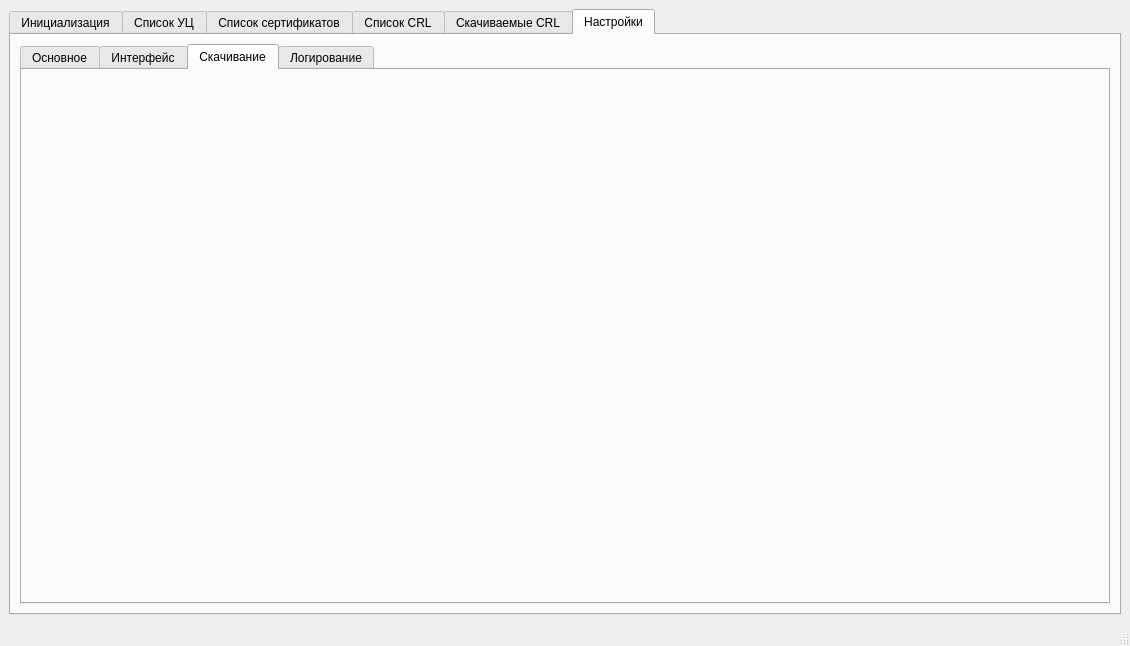
First picture: the form in main.ui, repository MrSaerus/E-TrustCRLparsing, before the edit.
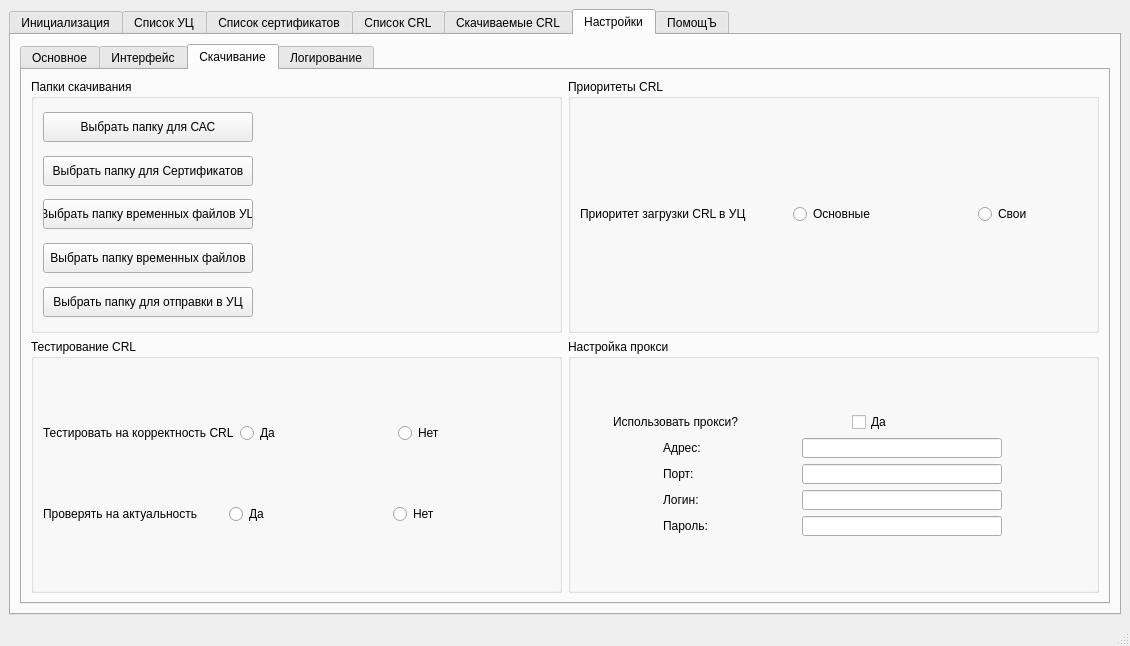
Second picture: the form after the edit. The open tabs and pages were chosen to show the change. Icons and pictures are not drawn.

```diff
--- a/main.ui
+++ b/main.ui
@@ -1273,6 +1273,496 @@
            <attribute name="title">
             <string>Скачивание</string>
            </attribute>
+           <layout class="QVBoxLayout" name="verticalLayout_40">
+            <item>
+             <layout class="QVBoxLayout" name="verticalLayout_39">
+              <item>
+               <layout class="QHBoxLayout" name="horizontalLayout_15">
+                <item>
+                 <layout class="QVBoxLayout" name="verticalLayout_42">
+                  <item>
+                   <widget class="QGroupBox" name="groupBox_4">
+                    <property name="title">
+                     <string>Папки скачивания</string>
+                    </property>
+                    <layout class="QVBoxLayout" name="verticalLayout_46">
+                     <item>
+                      <layout class="QVBoxLayout" name="verticalLayout_45">
+                       <item>
+                        <layout class="QHBoxLayout" name="horizontalLayout_21">
+                         <item>
+                          <widget class="QPushButton" name="pushButton_18">
+                           <property name="minimumSize">
+                            <size>
+                             <width>210</width>
+                             <height>30</height>
+                            </size>
+                           </property>
+                           <property name="maximumSize">
+                            <size>
+                             <width>210</width>
+                             <height>16777215</height>
+                            </size>
+                           </property>
+                           <property name="text">
+                            <string>Выбрать папку для САС</string>
+                           </property>
+                          </widget>
+                         </item>
+                         <item>
+                          <widget class="QLabel" name="label_13">
+                           <property name="text">
+                            <string/>
+                           </property>
+                          </widget>
+                         </item>
+                        </layout>
+                       </item>
+                       <item>
+                        <layout class="QHBoxLayout" name="horizontalLayout_20">
+                         <item>
+                          <widget class="QPushButton" name="pushButton_17">
+                           <property name="minimumSize">
+                            <size>
+                             <width>210</width>
+                             <height>30</height>
+                            </size>
+                           </property>
+                           <property name="maximumSize">
+                            <size>
+                             <width>210</width>
+                             <height>16777215</height>
+                            </size>
+                           </property>
+                           <property name="text">
+                            <string>Выбрать папку для Сертификатов</string>
+                           </property>
+                          </widget>
+                         </item>
+                         <item>
+                          <widget class="QLabel" name="label_12">
+                           <property name="text">
+                            <string/>
+                           </property>
+                          </widget>
+                         </item>
+                        </layout>
+                       </item>
+                       <item>
+                        <layout class="QHBoxLayout" name="horizontalLayout_19">
+                         <item>
+                          <widget class="QPushButton" name="pushButton_16">
+                           <property name="minimumSize">
+                            <size>
+                             <width>210</width>
+                             <height>30</height>
+                            </size>
+                           </property>
+                           <property name="maximumSize">
+                            <size>
+                             <width>210</width>
+                             <height>16777215</height>
+                            </size>
+                           </property>
+                           <property name="text">
+                            <string>Выбрать папку временных файлов УЦ</string>
+                           </property>
+                          </widget>
+                         </item>
+                         <item>
+                          <widget class="QLabel" name="label_11">
+                           <property name="text">
+                            <string/>
+                           </property>
+                          </widget>
+                         </item>
+                        </layout>
+                       </item>
+                       <item>
+                        <layout class="QHBoxLayout" name="horizontalLayout_18">
+                         <item>
+                          <widget class="QPushButton" name="pushButton_15">
+                           <property name="minimumSize">
+                            <size>
+                             <width>210</width>
+                             <height>30</height>
+                            </size>
+                           </property>
+                           <property name="maximumSize">
+                            <size>
+                             <width>210</width>
+                             <height>16777215</height>
+                            </size>
+                           </property>
+                           <property name="text">
+                            <string>Выбрать папку временных файлов</string>
+                           </property>
+                          </widget>
+                         </item>
+                         <item>
+                          <widget class="QLabel" name="label_10">
+                           <property name="text">
+                            <string/>
+                           </property>
+                          </widget>
+                         </item>
+                        </layout>
+                       </item>
+                       <item>
+                        <layout class="QHBoxLayout" name="horizontalLayout_17">
+                         <item>
+                          <widget class="QPushButton" name="pushButton_14">
+                           <property name="minimumSize">
+                            <size>
+                             <width>210</width>
+                             <height>30</height>
+                            </size>
+                           </property>
+                           <property name="maximumSize">
+                            <size>
+                             <width>210</width>
+                             <height>16777215</height>
+                            </size>
+                           </property>
+                           <property name="text">
+                            <string>Выбрать папку для отправки в УЦ</string>
+                           </property>
+                          </widget>
+                         </item>
+                         <item>
+                          <widget class="QLabel" name="label_9">
+                           <property name="text">
+                            <string/>
+                           </property>
+                          </widget>
+                         </item>
+                        </layout>
+                       </item>
+                      </layout>
+                     </item>
+                    </layout>
+                   </widget>
+                  </item>
+                 </layout>
+                </item>
+                <item>
+                 <layout class="QVBoxLayout" name="verticalLayout_41">
+                  <item>
+                   <widget class="QGroupBox" name="groupBox_6">
+                    <property name="title">
+                     <string>Приоритеты CRL</string>
+                    </property>
+                    <layout class="QVBoxLayout" name="verticalLayout_48">
+                     <item>
+                      <layout class="QVBoxLayout" name="verticalLayout_47">
+                       <item>
+                        <layout class="QHBoxLayout" name="horizontalLayout_22">
+                         <item alignment="Qt::AlignHCenter">
+                          <widget class="QLabel" name="label_14">
+                           <property name="text">
+                            <string>Приоритет загрузки CRL в УЦ</string>
+                           </property>
+                          </widget>
+                         </item>
+                         <item alignment="Qt::AlignHCenter">
+                          <widget class="QRadioButton" name="radioButton_2">
+                           <property name="text">
+                            <string>Основные</string>
+                           </property>
+                          </widget>
+                         </item>
+                         <item alignment="Qt::AlignHCenter">
+                          <widget class="QRadioButton" name="radioButton">
+                           <property name="text">
+                            <string>Свои</string>
+                           </property>
+                          </widget>
+                         </item>
+                        </layout>
+                       </item>
+                      </layout>
+                     </item>
+                    </layout>
+                   </widget>
+                  </item>
+                 </layout>
+                </item>
+               </layout>
+              </item>
+              <item>
+               <layout class="QHBoxLayout" name="horizontalLayout_16">
+                <item>
+                 <layout class="QVBoxLayout" name="verticalLayout_44">
+                  <item>
+                   <widget class="QGroupBox" name="groupBox_5">
+                    <property name="title">
+                     <string>Тестирование CRL</string>
+                    </property>
+                    <layout class="QVBoxLayout" name="verticalLayout_50">
+                     <item>
+                      <layout class="QVBoxLayout" name="verticalLayout_49">
+                       <item>
+                        <layout class="QHBoxLayout" name="horizontalLayout_32">
+                         <item>
+                          <widget class="QLabel" name="label_20">
+                           <property name="minimumSize">
+                            <size>
+                             <width>180</width>
+                             <height>0</height>
+                            </size>
+                           </property>
+                           <property name="text">
+                            <string>Тестировать на корректность CRL</string>
+                           </property>
+                          </widget>
+                         </item>
+                         <item>
+                          <widget class="QRadioButton" name="radioButton_4">
+                           <property name="text">
+                            <string>Да</string>
+                           </property>
+                          </widget>
+                         </item>
+                         <item>
+                          <widget class="QRadioButton" name="radioButton_3">
+                           <property name="text">
+                            <string>Нет</string>
+                           </property>
+                          </widget>
+                         </item>
+                        </layout>
+                       </item>
+                       <item>
+                        <layout class="QHBoxLayout" name="horizontalLayout_31">
+                         <item>
+                          <widget class="QLabel" name="label_21">
+                           <property name="minimumSize">
+                            <size>
+                             <width>180</width>
+                             <height>0</height>
+                            </size>
+                           </property>
+                           <property name="text">
+                            <string>Проверять на актуальность</string>
+                           </property>
+                          </widget>
+                         </item>
+                         <item>
+                          <widget class="QRadioButton" name="radioButton_5">
+                           <property name="text">
+                            <string>Да</string>
+                           </property>
+                          </widget>
+                         </item>
+                         <item>
+                          <widget class="QRadioButton" name="radioButton_6">
+                           <property name="text">
+                            <string>Нет</string>
+                           </property>
+                          </widget>
+                         </item>
+                        </layout>
+                       </item>
+                       <item>
+                        <layout class="QHBoxLayout" name="horizontalLayout_30"/>
+                       </item>
+                       <item>
+                        <layout class="QHBoxLayout" name="horizontalLayout_29"/>
+                       </item>
+                       <item>
+                        <layout class="QHBoxLayout" name="horizontalLayout_28"/>
+                       </item>
+                      </layout>
+                     </item>
+                    </layout>
+                   </widget>
+                  </item>
+                 </layout>
+                </item>
+                <item>
+                 <layout class="QVBoxLayout" name="verticalLayout_43">
+                  <item>
+                   <widget class="QGroupBox" name="groupBox_7">
+                    <property name="title">
+                     <string>Настройка прокси</string>
+                    </property>
+                    <layout class="QVBoxLayout" name="verticalLayout_52">
+                     <item>
+                      <layout class="QVBoxLayout" name="verticalLayout_51">
+                       <item>
+                        <layout class="QHBoxLayout" name="horizontalLayout_27">
+                         <item>
+                          <widget class="QLabel" name="label_15">
+                           <property name="maximumSize">
+                            <size>
+                             <width>200</width>
+                             <height>16777215</height>
+                            </size>
+                           </property>
+                           <property name="text">
+                            <string>Использовать прокси?</string>
+                           </property>
+                          </widget>
+                         </item>
+                         <item>
+                          <widget class="QCheckBox" name="checkBox">
+                           <property name="maximumSize">
+                            <size>
+                             <width>200</width>
+                             <height>16777215</height>
+                            </size>
+                           </property>
+                           <property name="text">
+                            <string>Да</string>
+                           </property>
+                          </widget>
+                         </item>
+                        </layout>
+                       </item>
+                       <item>
+                        <layout class="QHBoxLayout" name="horizontalLayout_26">
+                         <item>
+                          <widget class="QLabel" name="label_16">
+                           <property name="maximumSize">
+                            <size>
+                             <width>50</width>
+                             <height>16777215</height>
+                            </size>
+                           </property>
+                           <property name="text">
+                            <string>Адрес:</string>
+                           </property>
+                          </widget>
+                         </item>
+                         <item>
+                          <widget class="QLineEdit" name="lineEdit_7">
+                           <property name="sizePolicy">
+                            <sizepolicy hsizetype="Fixed" vsizetype="Fixed">
+                             <horstretch>0</horstretch>
+                             <verstretch>0</verstretch>
+                            </sizepolicy>
+                           </property>
+                           <property name="maximumSize">
+                            <size>
+                             <width>200</width>
+                             <height>20</height>
+                            </size>
+                           </property>
+                          </widget>
+                         </item>
+                        </layout>
+                       </item>
+                       <item>
+                        <layout class="QHBoxLayout" name="horizontalLayout_25">
+                         <item>
+                          <widget class="QLabel" name="label_17">
+                           <property name="maximumSize">
+                            <size>
+                             <width>50</width>
+                             <height>16777215</height>
+                            </size>
+                           </property>
+                           <property name="text">
+                            <string>Порт:</string>
+                           </property>
+                          </widget>
+                         </item>
+                         <item>
+                          <widget class="QLineEdit" name="lineEdit_8">
+                           <property name="sizePolicy">
+                            <sizepolicy hsizetype="Fixed" vsizetype="Fixed">
+                             <horstretch>0</horstretch>
+                             <verstretch>0</verstretch>
+                            </sizepolicy>
+                           </property>
+                           <property name="maximumSize">
+                            <size>
+                             <width>200</width>
+                             <height>20</height>
+                            </size>
+                           </property>
+                          </widget>
+                         </item>
+                        </layout>
+                       </item>
+                       <item>
+                        <layout class="QHBoxLayout" name="horizontalLayout_24">
+                         <item>
+                          <widget class="QLabel" name="label_18">
+                           <property name="maximumSize">
+                            <size>
+                             <width>50</width>
+                             <height>16777215</height>
+                            </size>
+                           </property>
+                           <property name="text">
+                            <string>Логин:</string>
+                           </property>
+                          </widget>
+                         </item>
+                         <item>
+                          <widget class="QLineEdit" name="lineEdit_9">
+                           <property name="sizePolicy">
+                            <sizepolicy hsizetype="Fixed" vsizetype="Fixed">
+                             <horstretch>0</horstretch>
+                             <verstretch>0</verstretch>
+                            </sizepolicy>
+                           </property>
+                           <property name="maximumSize">
+                            <size>
+                             <width>200</width>
+                             <height>20</height>
+                            </size>
+                           </property>
+                          </widget>
+                         </item>
+                        </layout>
+                       </item>
+                       <item>
+                        <layout class="QHBoxLayout" name="horizontalLayout_23">
+                         <item>
+                          <widget class="QLabel" name="label_19">
+                           <property name="maximumSize">
+                            <size>
+                             <width>50</width>
+                             <height>16777215</height>
+                            </size>
+                           </property>
+                           <property name="text">
+                            <string>Пароль:</string>
+                           </property>
+                          </widget>
+                         </item>
+                         <item>
+                          <widget class="QLineEdit" name="lineEdit_10">
+                           <property name="sizePolicy">
+                            <sizepolicy hsizetype="Fixed" vsizetype="Fixed">
+                             <horstretch>0</horstretch>
+                             <verstretch>0</verstretch>
+                            </sizepolicy>
+                           </property>
+                           <property name="maximumSize">
+                            <size>
+                             <width>200</width>
+                             <height>20</height>
+                            </size>
+                           </property>
+                          </widget>
+                         </item>
+                        </layout>
+                       </item>
+                      </layout>
+                     </item>
+                    </layout>
+                   </widget>
+                  </item>
+                 </layout>
+                </item>
+               </layout>
+              </item>
+             </layout>
+            </item>
+           </layout>
           </widget>
           <widget class="QWidget" name="tab_13">
            <attribute name="title">
@@ -1283,6 +1773,35 @@
         </item>
        </layout>
       </widget>
+      <widget class="QWidget" name="tab_14">
+       <attribute name="title">
+        <string>ПомощЪ</string>
+       </attribute>
+       <layout class="QVBoxLayout" name="verticalLayout_59">
+        <item>
+         <widget class="QTextEdit" name="textEdit">
+          <property name="readOnly">
+           <bool>true</bool>
+          </property>
+          <property name="html">
+           <string>&lt;!DOCTYPE HTML PUBLIC &quot;-//W3C//DTD HTML 4.0//EN&quot; &quot;http://www.w3.org/TR/REC-html40/strict.dtd&quot;&gt;
+&lt;html&gt;&lt;head&gt;&lt;meta name=&quot;qrichtext&quot; content=&quot;1&quot; /&gt;&lt;style type=&quot;text/css&quot;&gt;
+p, li { white-space: pre-wrap; }
+&lt;/style&gt;&lt;/head&gt;&lt;body style=&quot; font-family:'MS Shell Dlg 2'; font-size:8.25pt; font-weight:400; font-style:normal;&quot;&gt;
+&lt;p style=&quot; margin-top:0px; margin-bottom:0px; margin-left:0px; margin-right:0px; -qt-block-indent:0; text-indent:0px;&quot;&gt;Параметры запуска в консольном режие:&lt;/p&gt;
+&lt;p style=&quot; margin-top:0px; margin-bottom:0px; margin-left:0px; margin-right:0px; -qt-block-indent:0; text-indent:0px;&quot;&gt;    \nogui - без интерфейса&lt;/p&gt;
+&lt;p style=&quot; margin-top:0px; margin-bottom:0px; margin-left:0px; margin-right:0px; -qt-block-indent:0; text-indent:0px;&quot;&gt;    \check - проверять обновления TSL при запуске&lt;/p&gt;
+&lt;p style=&quot; margin-top:0px; margin-bottom:0px; margin-left:0px; margin-right:0px; -qt-block-indent:0; text-indent:0px;&quot;&gt;    \downcrl - проверять наличие новых CRL  при запуске&lt;/p&gt;
+&lt;p style=&quot; margin-top:0px; margin-bottom:0px; margin-left:0px; margin-right:0px; -qt-block-indent:0; text-indent:0px;&quot;&gt;    \schedule - после запуска начинает работать по заданному расписанию&lt;/p&gt;
+&lt;p style=&quot;-qt-paragraph-type:empty; margin-top:0px; margin-bottom:0px; margin-left:0px; margin-right:0px; -qt-block-indent:0; text-indent:0px;&quot;&gt;&lt;br /&gt;&lt;/p&gt;
+&lt;p style=&quot; margin-top:0px; margin-bottom:0px; margin-left:0px; margin-right:0px; -qt-block-indent:0; text-indent:0px;&quot;&gt;GitHub:&lt;/p&gt;
+&lt;p style=&quot; margin-top:0px; margin-bottom:0px; margin-left:0px; margin-right:0px; -qt-block-indent:0; text-indent:0px;&quot;&gt;&lt;a href=&quot;https://github.com/MrSaerus/E-TrustCRLparsing&quot;&gt;&lt;span style=&quot; font-size:8pt; text-decoration: underline; color:#0000ff;&quot;&gt;https://github.com/MrSaerus/E-TrustCRLparsing&lt;/span&gt;&lt;/a&gt;&lt;/p&gt;
+&lt;p style=&quot;-qt-paragraph-type:empty; margin-top:0px; margin-bottom:0px; margin-left:0px; margin-right:0px; -qt-block-indent:0; text-indent:0px;&quot;&gt;&lt;br /&gt;&lt;/p&gt;&lt;/body&gt;&lt;/html&gt;</string>
+          </property>
+         </widget>
+        </item>
+       </layout>
+      </widget>
      </widget>
     </item>
    </layout>
```
Left out of the diff: 726 changed lines with no effect on the pictures.
